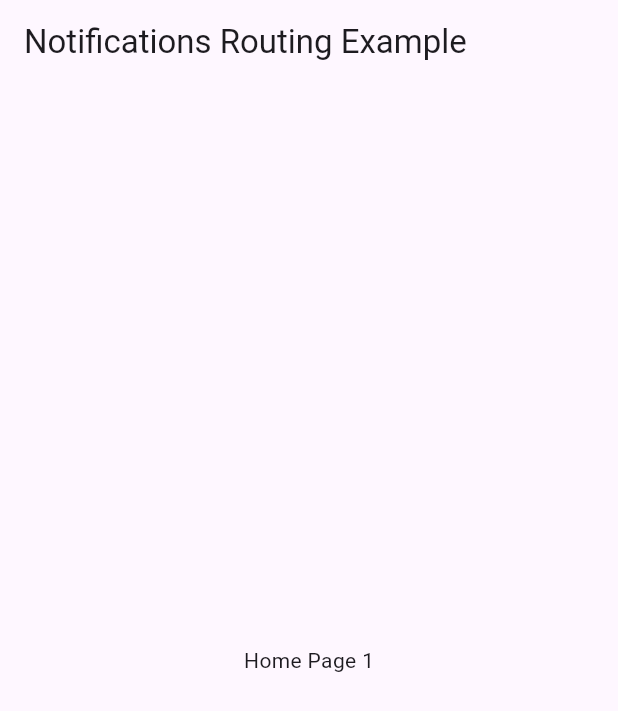
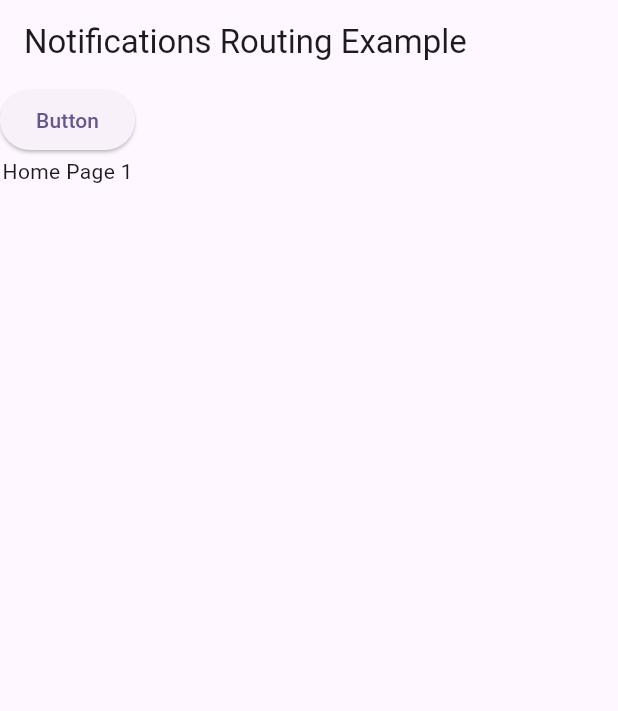
Before and after one commit to arbaan-max/Notification_App_Routing, a Flutter app: the screen it shows after launch, on a phone screen of 412 x 824 dp. Shown: the top 711 px of the screen. Run offline on Flutter 3.47's test engine with Material 3 defaults, Android fonts, the phone set to English and light mode, and no system bars; our stand-ins replace firebase_core, firebase_messaging, flutter_local_notifications; missing offline and left inert: flutter_overlay_window; accounts and stored records are empty.

Commit message:
Addingthe Over Lay

```diff
--- a/lib/service/notification.service.dart
+++ b/lib/service/notification.service.dart
@@ -1,11 +1,13 @@
 // ignore_for_file: use_build_context_synchronously
 
+import 'dart:developer';
 import 'dart:io';
 
 import 'package:firebase_messaging/firebase_messaging.dart';
 import 'package:flutter/foundation.dart';
 import 'package:flutter/material.dart';
 import 'package:flutter_local_notifications/flutter_local_notifications.dart';
+import 'package:notification_routing/main.dart';
 import 'package:notification_routing/views/pages.dart';
 
 /// Singleton Class for [NotificationServices]
@@ -137,6 +139,7 @@ class NotificationServices {
   //function to get device token on which we will send the notifications
   Future<String> getDeviceToken() async {
     String? token = await messaging.getToken();
+    log(token??"Token");
     return token ?? 'tokenNotFound';
   }
 
@@ -161,12 +164,14 @@ class NotificationServices {
     //when app ins background
     FirebaseMessaging.onMessageOpenedApp.listen((event) {
       handleMessage(context, event);
+      showOverlay();
     });
   }
 
   void handleMessage(BuildContext context, RemoteMessage message) {
     switch (message.data['type']) {
       case 'secondPage':
+       showOverlay();
         Navigator.push(
             context,
             MaterialPageRoute(
@@ -174,6 +179,7 @@ class NotificationServices {
             ));
         break;
       case 'thirdPage':
+       showOverlay();
         Navigator.push(
             context,
             MaterialPageRoute(
--- a/lib/views/home.dart
+++ b/lib/views/home.dart
@@ -1,5 +1,6 @@
 import 'package:flutter/foundation.dart';
 import 'package:flutter/material.dart';
+import 'package:notification_routing/main.dart';
 import 'package:notification_routing/service/notification.service.dart';
 
 class HomePage extends StatefulWidget {
@@ -34,8 +35,17 @@ class _HomePageState extends State<HomePage> {
       appBar: AppBar(
         title: const Text('Notifications Routing Example'),
       ),
-      body: const Center(
-        child: Text('Home Page 1'),
+      body: Column(
+        mainAxisAlignment: MainAxisAlignment.start,
+        children: [
+          ElevatedButton(
+            onPressed: () {
+              showOverlay();
+            },
+            child: const Text('Button'),
+          ),
+          const Text('Home Page 1'),
+        ],
       ),
     );
   }
```
Also changed, not shown: lib/main.dart (+42 -1 lines), pubspec.yaml (+4 -3 lines), pubspec.lock, 1 other file.
